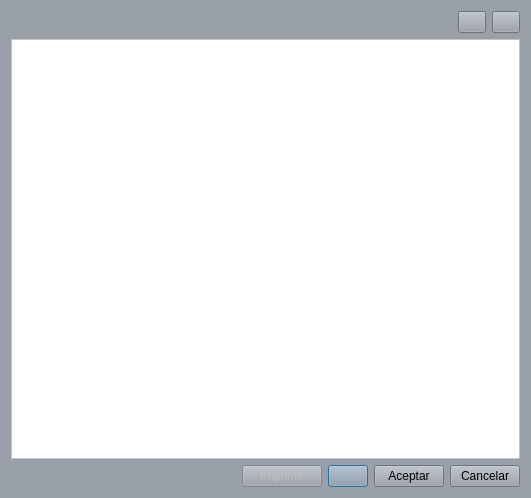
Old version of the form db_table_view.ui in the repository arcnexus/RedFoX.
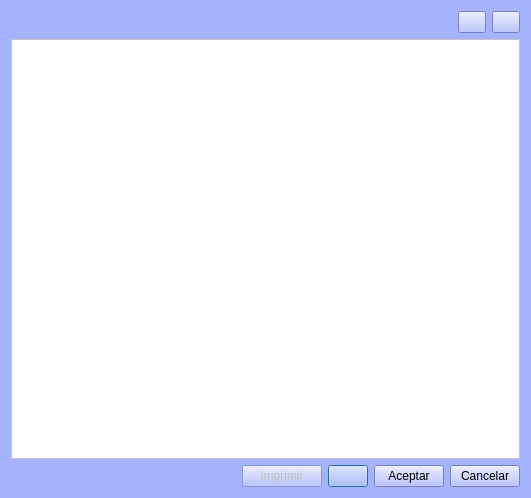
New version of the form. Icons and pictures are not drawn.

```diff
--- a/db_table_view.ui
+++ b/db_table_view.ui
@@ -14,7 +14,7 @@
    <string>Dialog</string>
   </property>
   <property name="styleSheet">
-   <string notr="true">background-color: rgb(153, 160, 170);</string>
+   <string notr="true">background-color: rgb(165, 179, 255);</string>
   </property>
   <layout class="QGridLayout" name="gridLayout">
    <item row="2" column="0">
```
Left out of the diff: 10 changed lines with no effect on the pictures.
